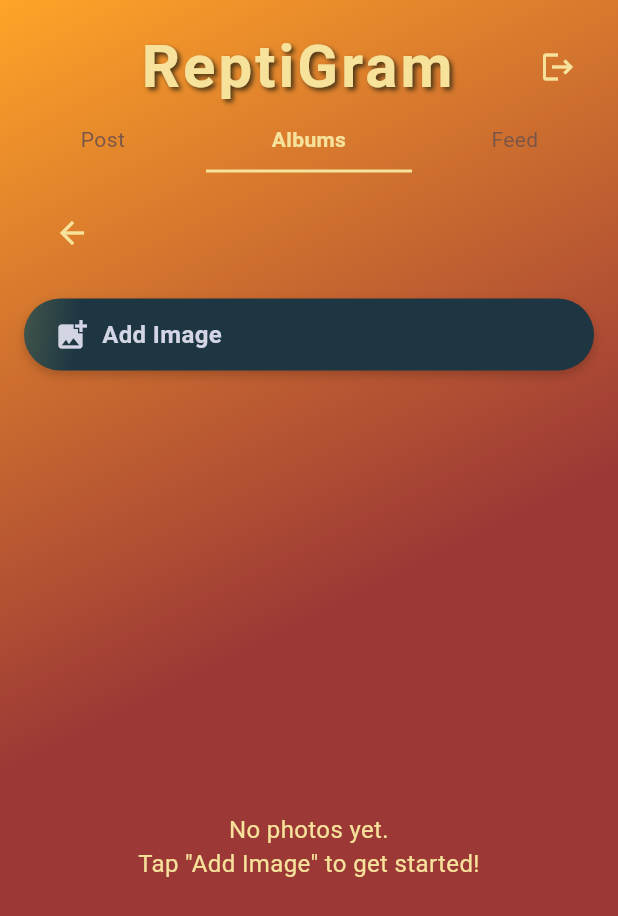
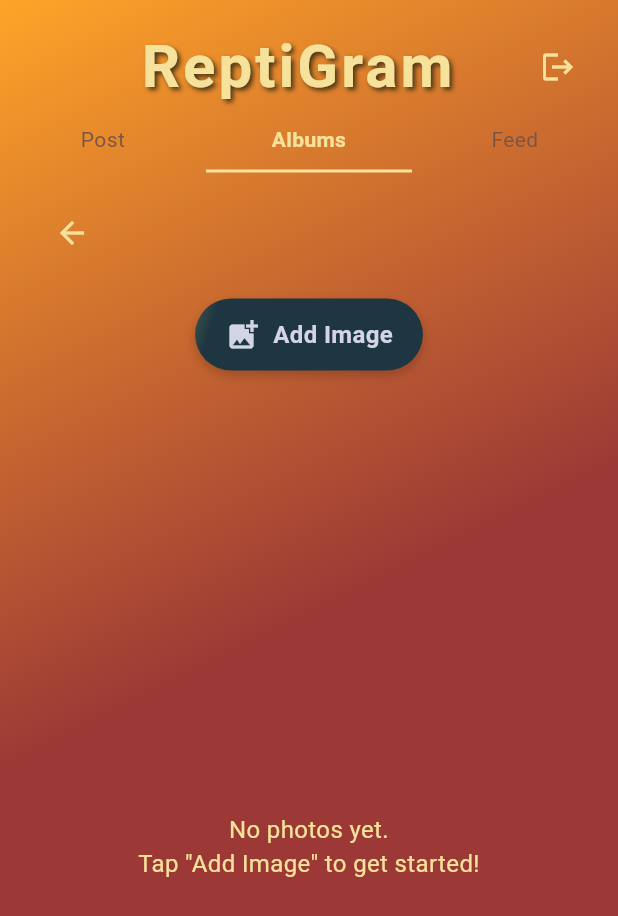
Before and after one commit to FelipeJuarezJr/ReptiGramFinalApp, a Flutter app: the PhotosOnlyScreen screen opened directly with empty values, on a phone screen of 412 x 824 dp. Shown: the top 916 px of the screen. Run offline on Flutter 3.47's test engine with Material 3 defaults, Android fonts, the phone set to English and light mode, and no system bars; our stand-ins replace firebase_auth, firebase_core, flutter_dotenv, flutter_svg, google_sign_in, image_picker; accounts and stored records are empty; generated files the repository leaves out were written again.

Commit message:
Photos Only centered Add Image button

```diff
--- a/lib/screens/photos_only_screen.dart
+++ b/lib/screens/photos_only_screen.dart
@@ -79,11 +79,16 @@ class _PhotosOnlyScreenState extends State<PhotosOnlyScreen> {
                         ),
                       ),
                       const SizedBox(height: 20),
-                      // Single Action Button for adding images
-                      _buildActionButton(
-                        'Add Image',
-                        Icons.add_photo_alternate,
-                        _pickImage,
+                      // Action Buttons with new layout
+                      Row(
+                        mainAxisAlignment: MainAxisAlignment.center,  // Align to right
+                        children: [
+                          _buildSmallActionButton(
+                            'Add Image',
+                            Icons.add_photo_alternate,
+                            _pickImage,
+                          ),
+                        ],
                       ),
                       const SizedBox(height: 20),
                       Text(
@@ -132,7 +137,7 @@ class _PhotosOnlyScreenState extends State<PhotosOnlyScreen> {
     );
   }
 
-  Widget _buildActionButton(String title, IconData icon, VoidCallback onTap) {
+  Widget _buildSmallActionButton(String title, IconData icon, VoidCallback onTap) {
     return InkWell(
       onTap: onTap,
       child: Container(
```
